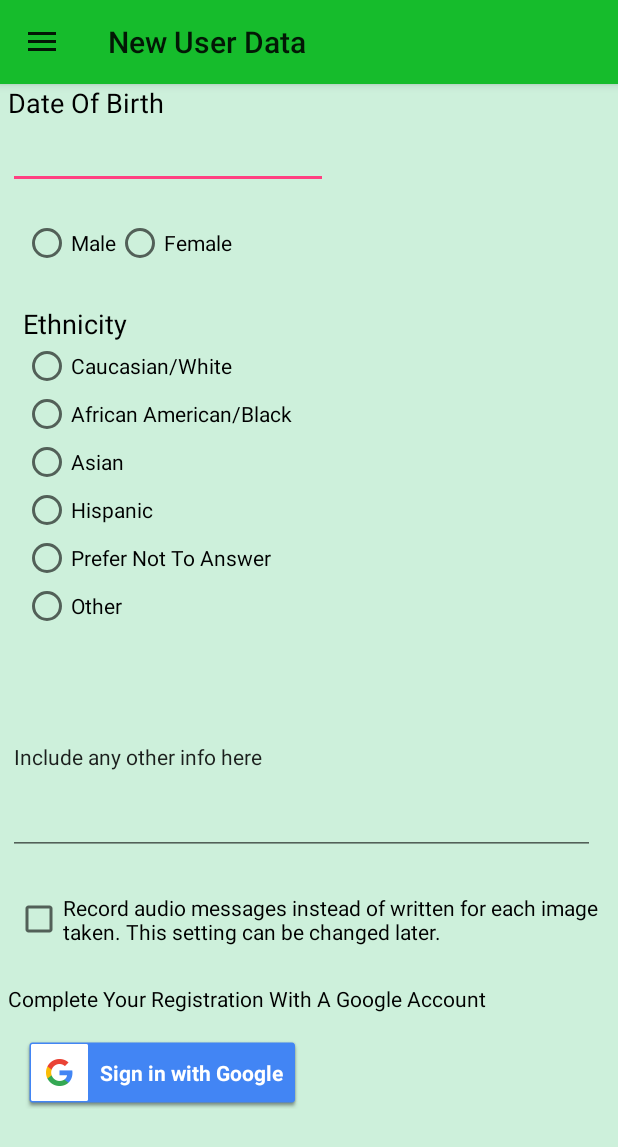
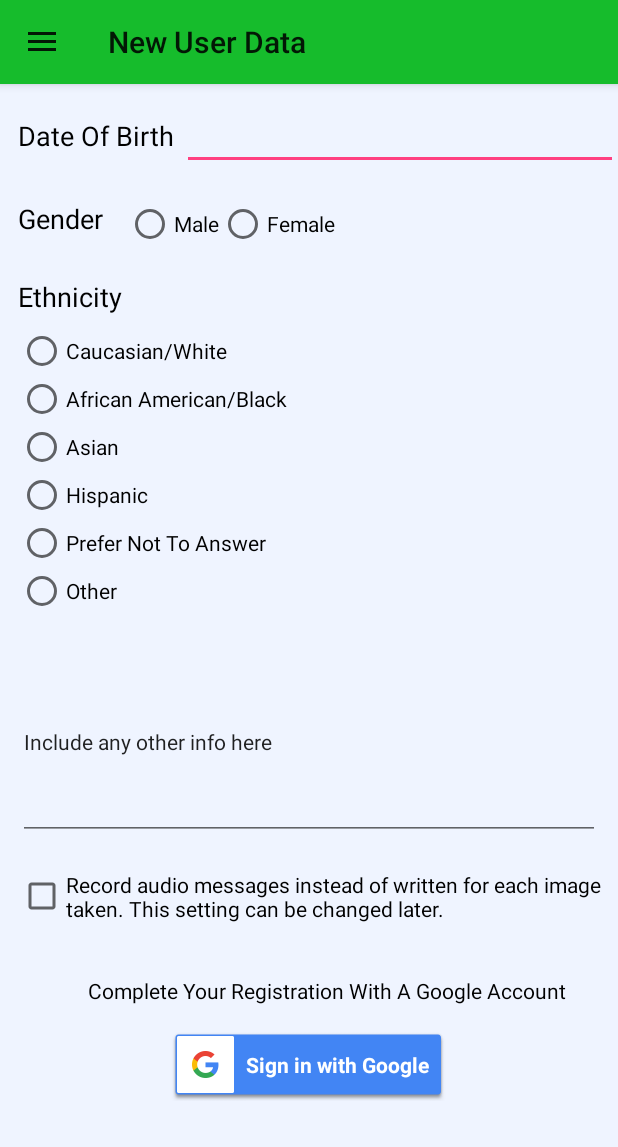
Before and after one commit to nick4810/Melanoma, an Android app: the NewUser screen opened directly, with no data from a screen before it, on a phone screen of 412 x 824 dp. Shown: the top 1147 px of the screen. Run offline under Robolectric (Android 15) with nearby library versions, the phone set to English and light mode, and no system bars; our stand-ins replace Firebase (no records; nobody signed in at launch, a user with empty details on screens opened directly).

Commit message:
Profile/Nav Drawer Images
Added a profile and header image for each user. This will also be shown in nav drawer. Note: not able to change yet.
Also visual improvements throughout app; small bug fixes.

```diff
--- a/app/build.gradle
+++ b/app/build.gradle
@@ -6,8 +6,8 @@ android {
         applicationId "com.capstone.nick.melanoma"
         minSdkVersion 23
         targetSdkVersion 25
-        versionCode 3
-        versionName "1.1"
+        versionCode 5
+        versionName "1.11"
         testInstrumentationRunner "android.support.test.runner.AndroidJUnitRunner"
     }
     buildTypes {
@@ -35,6 +35,8 @@ dependencies {
     compile 'com.android.support:recyclerview-v7:25.4.0'
     compile 'com.android.support:preference-v7:25.4.0'
 
+    compile 'de.hdodenhof:circleimageview:2.1.0'
+
     testCompile 'junit:junit:4.12'
 }
 
--- a/app/src/main/java/com/capstone/nick/melanoma/ViewProfile.java
+++ b/app/src/main/java/com/capstone/nick/melanoma/ViewProfile.java
@@ -23,6 +23,7 @@ import java.io.File;
 
 //TODO
 //check connection - then get profile from Firebase, otherwise locally
+//Give ability to change profile picture/header image
 
 /**
  * Activity to view the user's profile data. Displays information such as name, dob, ethnicity, etc.
--- a/app/src/main/res/layout/activity_new_user.xml
+++ b/app/src/main/res/layout/activity_new_user.xml
@@ -1,7 +1,6 @@
 <?xml version="1.0" encoding="utf-8"?>
 <android.support.v4.widget.DrawerLayout
     xmlns:android="http://schemas.android.com/apk/res/android"
-    xmlns:app="http://schemas.android.com/apk/res-auto"
     xmlns:tools="http://schemas.android.com/tools"
     android:id="@+id/drawer_layout"
     android:background="@color/background"
@@ -16,31 +15,51 @@
         <LinearLayout
             android:layout_width="match_parent"
             android:layout_height="wrap_content"
+            android:layout_marginTop="12dp"
             android:orientation="vertical">
 
+            <LinearLayout
+                android:layout_width="match_parent"
+                android:layout_height="wrap_content"
+                android:orientation="horizontal">
                 <TextView
                     android:layout_width="wrap_content"
                     android:layout_height="wrap_content"
-            android:layout_marginStart="5dp"
+                    android:layout_marginStart="12dp"
                     android:textSize="18sp"
                     android:textColor="@color/text_BLK"
                     android:text="Date Of Birth" />
 
                 <EditText
                     android:id="@+id/newUser_dob"
-        android:layout_width="wrap_content"
+                    android:layout_width="match_parent"
                     android:layout_height="wrap_content"
                     android:layout_marginStart="5dp"
                     android:ems="10"
                     android:inputType="date"
                     tools:layout_editor_absoluteX="39dp"
                     tools:layout_editor_absoluteY="120dp" />
+            </LinearLayout>
+
+
+        <LinearLayout
+            android:layout_width="match_parent"
+            android:layout_height="wrap_content"
+            android:orientation="horizontal"
+            android:layout_marginTop="20dp">
+
+            <TextView
+                android:layout_width="wrap_content"
+                android:layout_height="wrap_content"
+                android:layout_marginStart="12dp"
+                android:text="Gender"
+                android:textSize="18sp"
+                android:textColor="@color/text_BLK"/>
 
             <RadioGroup
                 android:id="@+id/newUser_gend"
-        android:layout_width="wrap_content"
+                android:layout_width="match_parent"
                 android:layout_height="wrap_content"
-        android:layout_marginTop="20dp"
                 android:orientation="horizontal"
                 android:layout_marginStart="15dp">
 
@@ -59,6 +78,7 @@
                     tools:layout_editor_absoluteX="153dp"
                     tools:layout_editor_absoluteY="194dp" />
             </RadioGroup>
+        </LinearLayout>
 
 
 
@@ -66,8 +86,8 @@
         android:id="@+id/newUser_eth"
         android:layout_width="wrap_content"
         android:layout_height="match_parent"
-        android:layout_marginStart="15dp"
-        android:layout_marginTop="25dp">
+        android:layout_marginStart="12dp"
+        android:layout_marginTop="20dp">
         <TextView
             android:id="@+id/textView"
             android:layout_width="wrap_content"
@@ -75,6 +95,7 @@
             android:textSize="18sp"
             android:textColor="@color/text_BLK"
             android:text="Ethnicity"
+            android:layout_marginBottom="8dp"
             tools:layout_editor_absoluteX="38dp"
             tools:layout_editor_absoluteY="246dp" />
         <RadioButton
@@ -130,8 +151,8 @@
             android:id="@+id/newUser_notes"
             android:layout_width="match_parent"
             android:layout_height="130dp"
-            android:layout_marginStart="5dp"
-            android:layout_marginEnd="15dp"
+            android:layout_marginStart="12dp"
+            android:layout_marginEnd="12dp"
             android:layout_marginTop="20dp"
             android:ems="8"
             android:maxLength="350"
@@ -145,16 +166,17 @@
                 android:id="@+id/newUser_audio"
                 android:layout_width="wrap_content"
                 android:layout_height="wrap_content"
-                android:layout_marginStart="10dp"
-                android:layout_marginTop="25dp"
+                android:layout_marginStart="12dp"
+                android:layout_marginTop="20dp"
                 android:text="Record audio messages instead of written for each image taken. This setting can be changed later."
                 android:textSize="14dp"/>
 
             <TextView
-                android:layout_width="match_parent"
+                android:layout_width="wrap_content"
                 android:layout_height="wrap_content"
-                android:layout_marginStart="5dp"
-                android:layout_marginTop="25dp"
+                android:layout_marginStart="12dp"
+                android:layout_marginTop="35dp"
+                android:layout_gravity="center_horizontal"
                 android:textColor="@color/text_BLK"
                 android:text="Complete Your Registration With A Google Account" />
 
@@ -162,8 +184,9 @@
                 android:id="@+id/sign_in_button_newUser"
                 android:layout_width="wrap_content"
                 android:layout_height="wrap_content"
-                android:layout_marginStart="15dp"
                 android:layout_marginTop="15dp"
+                android:layout_marginBottom="25dp"
+                android:layout_gravity="center_horizontal"
                 android:onClick="onClick">
 
             </com.google.android.gms.common.SignInButton>
--- a/app/src/main/res/values/colors.xml
+++ b/app/src/main/res/values/colors.xml
@@ -4,5 +4,6 @@
     <color name="colorPrimaryDark">#68e047</color>
     <color name="colorAccent">#FF4081</color>
     <color name="text_BLK">#000000</color>
-    <color name="background">#cdf0db</color>
+    <color name="background">#eff4ff</color>
+    <color name="background_old">#cdf0db</color>
 </resources>
--- a/app/src/main/res/values/strings.xml
+++ b/app/src/main/res/values/strings.xml
@@ -14,6 +14,7 @@
     <string name="signed_out">Signed Out</string>
     <string name="signed_in_fmt">Successful Sign In</string>
     <string name="account_exists">Already have an account?</string>
+    <string name="account_signUp"><u>Create Account</u></string>
     <string name="account_new">New user? Just give us some basic information.</string>
     <string name="drawer_close">Closing Navigation Drawer</string>
     <string name="drawer_open">Opening Navigation Drawer</string>
```
Also changed, not shown: app/src/main/java/com/capstone/nick/melanoma/ViewData.java (+50 -19 lines), app/src/main/res/layout/activity_main_screen.xml (+21 -8 lines), app/src/main/res/layout/activity_view_profile.xml (+38 -10 lines), app/src/main/res/layout/drawer_header.xml (+16 -5 lines), app/src/main/res/drawable-xxhdpi/default_logo.png (added), 2 other files. Lines whose indentation alone changed are shown as unchanged.
